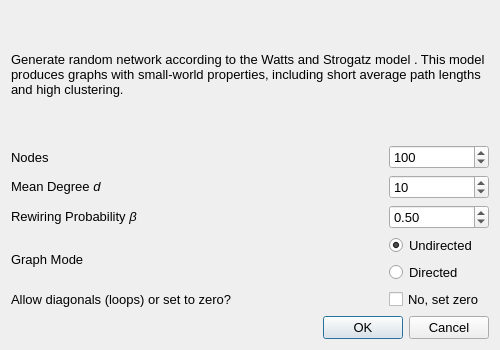
This is src/forms/randsmallworlddialog.ui in socnetv/app as Qt 5 draws it before an edit. The edited form follows.
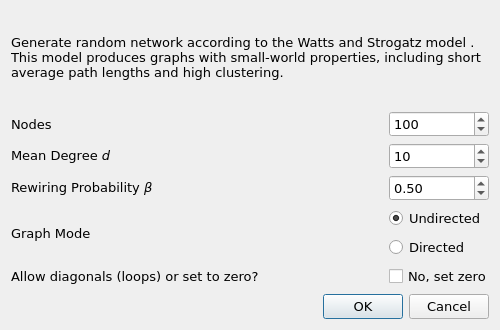
This is the edited form.

Commit message: fixed fonts/geometry in dialogs -- cont'ed

The edit to the form file:
```diff
--- a/src/forms/randsmallworlddialog.ui
+++ b/src/forms/randsmallworlddialog.ui
@@ -7,7 +7,7 @@
     <x>0</x>
     <y>0</y>
     <width>500</width>
-    <height>350</height>
+    <height>330</height>
    </rect>
   </property>
   <property name="sizePolicy">
@@ -19,15 +19,20 @@
   <property name="minimumSize">
    <size>
     <width>500</width>
-    <height>350</height>
+    <height>330</height>
    </size>
   </property>
   <property name="maximumSize">
    <size>
     <width>550</width>
-    <height>400</height>
+    <height>350</height>
    </size>
   </property>
+  <property name="font">
+   <font>
+    <family>DejaVu Sans</family>
+   </font>
+  </property>
   <property name="windowTitle">
    <string>Dialog</string>
   </property>
```
The commit also changes 1 other file.
